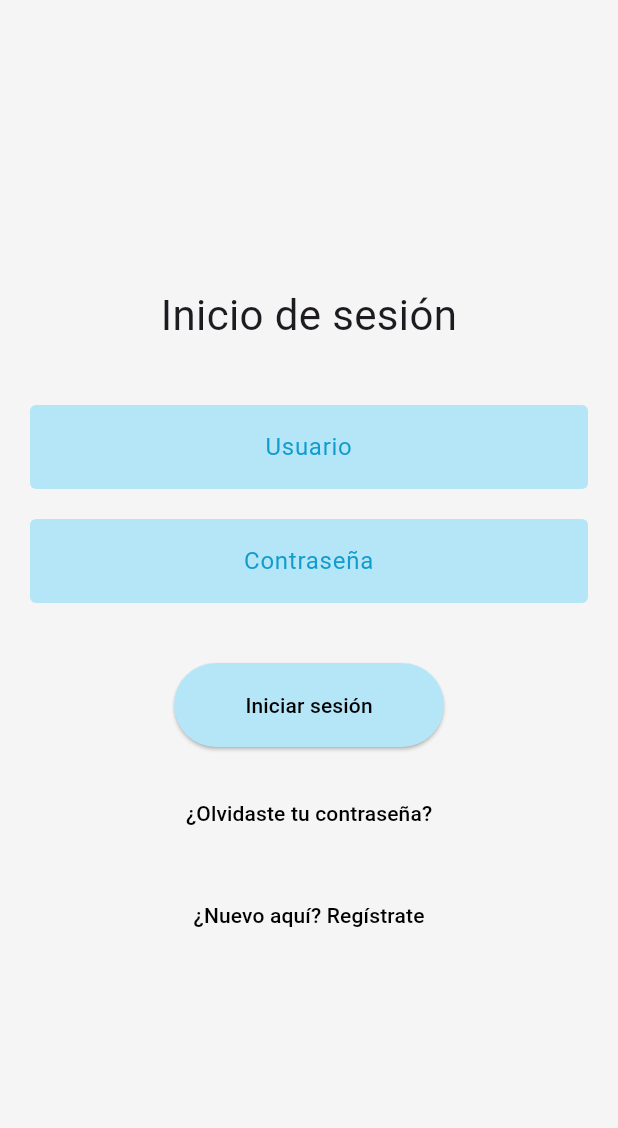
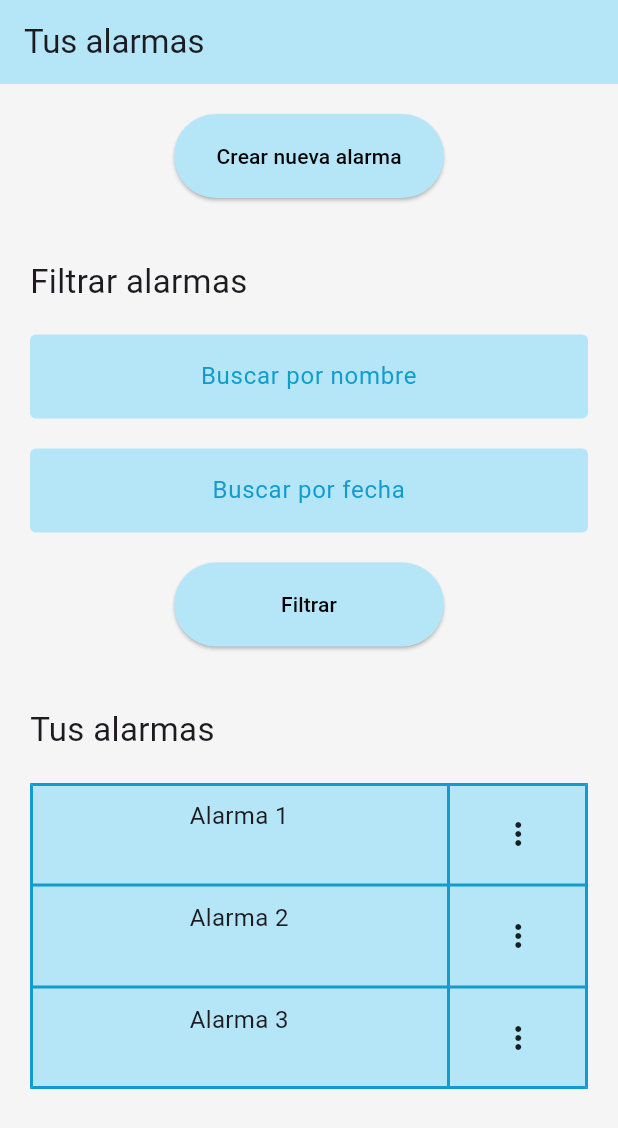
Before and after one commit to juanca-uniandes/miso2024_maquetacion_mobile, a Flutter app: the screen it shows after launch, after a tap on "Iniciar sesión", on a phone screen of 412 x 824 dp. Shown: the top 1128 px of the screen. Run offline on Flutter 3.47's test engine with Material 3 defaults, Android fonts, the phone set to English and light mode, and no system bars.

Commit message:
Adicionar pantalla para tus alarmas

```diff
--- /dev/null
+++ b/lib/views/alarms_screen.dart
@@ -0,0 +1,157 @@
+import 'package:flutter/material.dart';
+
+class AlarmScreen extends StatelessWidget {
+  @override
+  Widget build(BuildContext context) {
+    return Scaffold(
+      appBar: AppBar(
+        title: Text('Tus alarmas', style: TextStyle(fontFamily: 'Roboto')),
+        backgroundColor: Color(0xFFB4E6F8),
+      ),
+      body: Container(
+        padding: EdgeInsets.all(20),
+        color: Color(0xFFF5F5F5),
+        child: Column(
+          crossAxisAlignment: CrossAxisAlignment.start, // Alineación izquierda para títulos
+          children: [
+            // Botón de crear nueva alarma centrado
+            Center(
+              child: ElevatedButton(
+                onPressed: () {
+                  // Lógica para crear nueva alarma
+                },
+                child: Text('Crear nueva alarma'),
+                style: ElevatedButton.styleFrom(
+                  backgroundColor: Color(0xFFB4E6F8),
+                  foregroundColor: Colors.black,
+                  minimumSize: Size(180, 56),
+                ),
+              ),
+            ),
+            SizedBox(height: 40),
+
+            // Título de la sección de filtrar alarmas alineado a la izquierda
+            Text(
+              'Filtrar alarmas',
+              style: TextStyle(fontSize: 22, fontFamily: 'Roboto'),
+            ),
+            SizedBox(height: 20),
+
+            // Inputs y botón de filtrar centrados
+            Center(
+              child: Column(
+                children: [
+                  // Input para filtrar por nombre
+                  TextField(
+                    decoration: InputDecoration(
+                      filled: true,
+                      fillColor: Color(0xFFB4E6F8),
+                      hintText: 'Buscar por nombre',
+                      hintStyle: TextStyle(color: Color(0xFF129CCE)),
+                      border: OutlineInputBorder(borderSide: BorderSide.none),
+                    ),
+                    textAlign: TextAlign.center,
+                  ),
+                  SizedBox(height: 20),
+
+                  // Input para filtrar por fecha
+                  TextField(
+                    decoration: InputDecoration(
+                      filled: true,
+                      fillColor: Color(0xFFB4E6F8),
+                      hintText: 'Buscar por fecha',
+                      hintStyle: TextStyle(color: Color(0xFF129CCE)),
+                      border: OutlineInputBorder(borderSide: BorderSide.none),
+                    ),
+                    textAlign: TextAlign.center,
+                  ),
+                  SizedBox(height: 20),
+
+                  // Botón de filtrar centrado
+                  ElevatedButton(
+                    onPressed: () {
+                      // Lógica para aplicar filtro
+                    },
+                    child: Text('Filtrar'),
+                    style: ElevatedButton.styleFrom(
+                      backgroundColor: Color(0xFFB4E6F8),
+                      foregroundColor: Colors.black,
+                      minimumSize: Size(180, 56),
+                    ),
+                  ),
+                ],
+              ),
+            ),
+            SizedBox(height: 40), // Espacio entre secciones
+
+            // Título para la sección de alarmas alineado a la izquierda
+            Text(
+              'Tus alarmas',
+              style: TextStyle(fontSize: 22, fontFamily: 'Roboto'),
+              textAlign: TextAlign.left,
+            ),
+            SizedBox(height: 20),
+
+            // Tabla de alarmas con fondo y bordes ajustados
+            Expanded(
+              child: Table(
+                border: TableBorder.all(color: Color(0xFF129CCE), width: 2), // Bordes de color
+                columnWidths: {
+                  0: FlexColumnWidth(3), // Columnas con tamaño flexible
+                  1: FlexColumnWidth(1),
+                },
+                children: List.generate(3, (index) {
+                  return TableRow(
+                    decoration: BoxDecoration(
+                      color: Color(0xFFB4E6F8), // Fondo de la tabla
+                    ),
+                    children: [
+                      Padding(
+                        padding: const EdgeInsets.symmetric(vertical: 10),
+                        child: Text(
+                          'Alarma ${index + 1}',
+                          textAlign: TextAlign.center,
+                          style: TextStyle(fontSize: 16),
+                        ),
+                      ),
+                      // Icono de menú desplegable para acciones en cada alarma
+                      Padding(
+                        padding: const EdgeInsets.symmetric(vertical: 10),
+                        child: PopupMenuButton<String>(
+                          icon: Icon(Icons.more_vert), // Tres puntos verticales
+                          onSelected: (value) {
+                            // Acciones al seleccionar una opción
+                          },
+                          itemBuilder: (BuildContext context) {
+                            return [
+                              PopupMenuItem(
+                                value: 'editar',
+                                child: Text('Editar'),
+                              ),
+                              PopupMenuItem(
+                                value: 'duplicar',
+                                child: Text('Duplicar'),
+                              ),
+                              PopupMenuItem(
+                                value: 'inactivar',
+                                child: Text('Inactivar / Activar'),
+                              ),
+                              PopupMenuItem(
+                                value: 'eliminar',
+                                child: Text('Eliminar'),
+                              ),
+                            ];
+                          },
+                        ),
+                      ),
+                    ],
+                  );
+                }),
+              ),
+            ),
+          ],
+        ),
+      ),
+    );
+  }
+}
--- a/lib/views/login_screen.dart
+++ b/lib/views/login_screen.dart
@@ -1,4 +1,5 @@
 import 'package:flutter/material.dart';
+import 'package:miso2024_maquetacion_mobile/views/alarms_screen.dart';
 import 'package:miso2024_maquetacion_mobile/views/register_screen.dart';
 
 class LoginScreen extends StatelessWidget {
@@ -45,7 +46,12 @@ class LoginScreen extends StatelessWidget {
               SizedBox(height: 40),
               ElevatedButton(
                 onPressed: () {
-                  // Lógica para iniciar sesión
+                  // Navegar a la pantalla de alarmas
+                  Navigator.of(context).pushReplacement(
+                    MaterialPageRoute(
+                      builder: (context) => AlarmScreen(),  // Dirigirse a la pantalla de alarmas
+                    ),
+                  );
                 },
                 child: Text('Iniciar sesión'),
                 style: ElevatedButton.styleFrom(
@@ -67,8 +73,11 @@ class LoginScreen extends StatelessWidget {
               SizedBox(height: 20),
               TextButton(
                 onPressed: () {
-                  Navigator.of(context).push(MaterialPageRoute(
-                      builder: (context) => RegisterScreen()));
+                  Navigator.of(context).push(
+                    MaterialPageRoute(
+                      builder: (context) => RegisterScreen(),  // Dirigirse a la pantalla de registro
+                    ),
+                  );
                 },
                 child: Text('¿Nuevo aquí? Regístrate'),
                 style: TextButton.styleFrom(
--- a/lib/views/register_screen.dart
+++ b/lib/views/register_screen.dart
@@ -1,4 +1,5 @@
 import 'package:flutter/material.dart';
+import 'package:miso2024_maquetacion_mobile/views/alarms_screen.dart';
 import 'package:miso2024_maquetacion_mobile/views/login_screen.dart';
 
 class RegisterScreen extends StatelessWidget {
@@ -56,7 +57,12 @@ class RegisterScreen extends StatelessWidget {
               SizedBox(height: 40),
               ElevatedButton(
                 onPressed: () {
-                  // Lógica para registrar usuario
+                  // Navegar a la pantalla de alarmas después de registrar
+                  Navigator.of(context).pushReplacement(
+                    MaterialPageRoute(
+                      builder: (context) => AlarmScreen(),  // Ir a la pantalla de alarmas
+                    ),
+                  );
                 },
                 child: Text('Registrar'),
                 style: ElevatedButton.styleFrom(
@@ -68,8 +74,11 @@ class RegisterScreen extends StatelessWidget {
               SizedBox(height: 20),
               TextButton(
                 onPressed: () {
-                  Navigator.of(context).push(MaterialPageRoute(
-                      builder: (context) => LoginScreen()));
+                  Navigator.of(context).push(
+                    MaterialPageRoute(
+                      builder: (context) => LoginScreen(),  // Ir a la pantalla de inicio de sesión
+                    ),
+                  );
                 },
                 child: Text('¿Ya tienes una cuenta? Inicia sesión aquí'),
                 style: TextButton.styleFrom(
```
